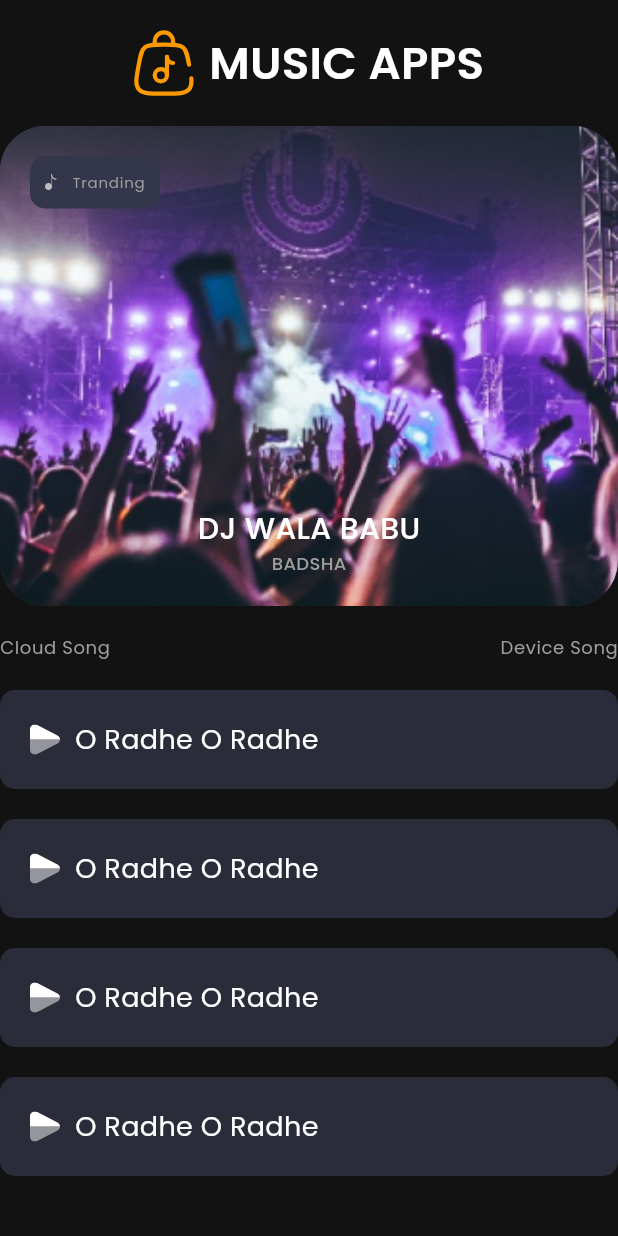
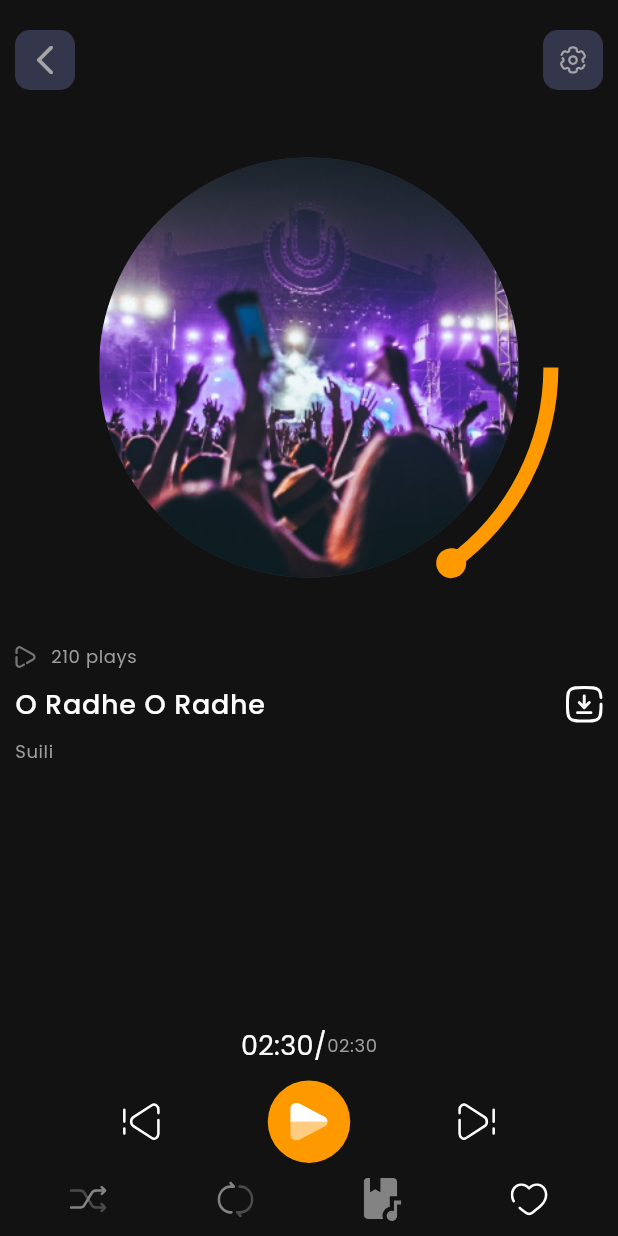
Before and after one commit to BiplobDash/Audio_Player, a Flutter app: the screen it shows after launch, on a phone screen of 412 x 824 dp. Run offline on Flutter 3.47's test engine with Material 3 defaults, Android fonts, the phone set to English and light mode, and no system bars; drawn by our look-alikes of carousel_slider, syncfusion_flutter_gauges; our stand-ins replace flutter_svg.

Commit message:
Song Play Page Completed

```diff
--- /dev/null
+++ b/lib/components/play_song_header_button.dart
@@ -0,0 +1,40 @@
+import 'package:audio_player/config/colors.dart';
+import 'package:flutter/material.dart';
+import 'package:flutter_svg/svg.dart';
+
+class PlaySongeHeaderButton extends StatelessWidget {
+  const PlaySongeHeaderButton({super.key});
+
+  @override
+  Widget build(BuildContext context) {
+    return Row(
+      mainAxisAlignment: MainAxisAlignment.spaceBetween,
+      children: [
+        Container(
+          width: 40,
+          height: 40,
+          padding: const EdgeInsets.all(10),
+          decoration: BoxDecoration(
+            color: divColor,
+            borderRadius: BorderRadius.circular(10),
+          ),
+          child: Center(
+            child: SvgPicture.asset('assets/icons/back_page.svg'),
+          ),
+        ),
+        Container(
+          width: 40,
+          height: 40,
+          padding: const EdgeInsets.all(10),
+          decoration: BoxDecoration(
+            color: divColor,
+            borderRadius: BorderRadius.circular(10),
+          ),
+          child: Center(
+            child: SvgPicture.asset('assets/icons/setting.svg'),
+          ),
+        )
+      ],
+    );
+  }
+}
--- /dev/null
+++ b/lib/components/song_and_volume.dart
@@ -0,0 +1,77 @@
+import 'package:audio_player/config/colors.dart';
+import 'package:flutter/material.dart';
+import 'package:syncfusion_flutter_gauges/gauges.dart';
+
+class SongAndVolume extends StatefulWidget {
+  const SongAndVolume({super.key});
+
+  @override
+  State<SongAndVolume> createState() => _SongAndVolumeState();
+}
+
+class _SongAndVolumeState extends State<SongAndVolume> {
+  var value = 30.0;
+  @override
+  Widget build(BuildContext context) {
+    return SfRadialGauge(
+      animationDuration: 1,
+      enableLoadingAnimation: true,
+      axes: [
+        RadialAxis(
+          useRangeColorForAxis: true,
+          startAngle: 0,
+          endAngle: 180,
+          canRotateLabels: false,
+          interval: 10,
+          isInversed: false,
+          maximum: 100,
+          minimum: 0,
+          showAxisLine: true,
+          showLabels: false,
+          showTicks: false,
+          ranges: [
+            GaugeRange(
+              startValue: 0,
+              endValue: value,
+              color: primaryColor,
+            ),
+          ],
+          pointers: [
+            MarkerPointer(
+              color: primaryColor,
+              value: value,
+              onValueChanged: (valuee) {
+                setState(
+                  () {
+                    value = valuee;
+                  },
+                );
+              },
+              enableAnimation: true,
+              enableDragging: true,
+              markerType: MarkerType.circle,
+              markerWidth: 20,
+              markerHeight: 20,
+            )
+          ],
+          annotations: [
+            GaugeAnnotation(
+              horizontalAlignment: GaugeAlignment.center,
+              widget: Container(
+                width: 280,
+                height: 280,
+                decoration: BoxDecoration(
+                  borderRadius: BorderRadius.circular(1000),
+                  image: const DecorationImage(
+                    image: AssetImage('assets/images/cover.jpg'),
+                  ),
+                  color: divColor,
+                ),
+              ),
+            )
+          ],
+        ),
+      ],
+    );
+  }
+}
--- /dev/null
+++ b/lib/components/song_controller_button.dart
@@ -0,0 +1,57 @@
+import 'package:audio_player/config/colors.dart';
+import 'package:flutter/material.dart';
+import 'package:flutter_svg/svg.dart';
+
+class SongControllerButton extends StatelessWidget {
+  const SongControllerButton({super.key});
+
+  @override
+  Widget build(BuildContext context) {
+    final theme = Theme.of(context);
+    return Column(
+      children: [
+        Row(
+          mainAxisAlignment: MainAxisAlignment.center,
+          children: [
+            const Text('02:30'),
+            const Text('/'),
+            Text(
+              '02:30',
+              style: theme.textTheme.bodySmall,
+            ),
+          ],
+        ),
+        const SizedBox(height: 10,),
+        Row(
+          mainAxisAlignment: MainAxisAlignment.spaceEvenly,
+          children: [
+            SvgPicture.asset('assets/icons/back.svg', width: 25,),
+            Container(
+              width: 55,
+              height: 55,
+              padding: const EdgeInsets.all(10),
+              decoration: BoxDecoration(
+                color: primaryColor,
+                borderRadius: BorderRadius.circular(100)
+              ),
+              child: Center(
+                child: SvgPicture.asset('assets/icons/play.svg', width: 25,),
+              ),
+            ),
+            SvgPicture.asset('assets/icons/next.svg', width: 25,),
+          ],
+        ),
+        const SizedBox(height: 10,),
+        Row(
+          mainAxisAlignment: MainAxisAlignment.spaceAround,
+          children: [
+            SvgPicture.asset('assets/icons/suffle.svg', width: 25,),
+            SvgPicture.asset('assets/icons/repeat.svg', width: 25,),
+            SvgPicture.asset('assets/icons/songbook.svg', width: 25,),
+            SvgPicture.asset('assets/icons/heart.svg', width: 25,),
+          ],
+        )
+      ],
+    );
+  }
+}
--- /dev/null
+++ b/lib/components/song_details.dart
@@ -0,0 +1,51 @@
+import 'package:flutter/material.dart';
+import 'package:flutter_svg/svg.dart';
+
+class SongDetails extends StatelessWidget {
+  const SongDetails({super.key});
+
+  @override
+  Widget build(BuildContext context) {
+    final theme = Theme.of(context);
+    return Column(
+      children: [
+        Row(
+          children: [
+            SvgPicture.asset('assets/icons/play_outline.svg'),
+            const SizedBox(
+              width: 10,
+            ),
+            Text(
+              '210 plays',
+              style: theme.textTheme.bodySmall,
+            ),
+          ],
+        ),
+        const SizedBox(
+          height: 10,
+        ),
+        Row(
+          mainAxisAlignment: MainAxisAlignment.spaceBetween,
+          children: [
+            Text(
+              'O Radhe O Radhe',
+              style: theme.textTheme.bodyLarge,
+            ),
+            SvgPicture.asset('assets/icons/download.svg', width: 25,),
+          ],
+        ),
+        const SizedBox(
+          height: 10,
+        ),
+        Row(
+          children: [
+            Text(
+              'Suili',
+              style: theme.textTheme.bodySmall,
+            ),
+          ],
+        ),
+      ],
+    );
+  }
+}
--- /dev/null
+++ b/lib/components/song_wave.dart
@@ -0,0 +1,10 @@
+import 'package:flutter/material.dart';
+
+class SongWave extends StatelessWidget {
+  const SongWave({super.key});
+
+  @override
+  Widget build(BuildContext context) {
+    return const Icon(Icons.waves_outlined);
+  }
+}
--- a/lib/main.dart
+++ b/lib/main.dart
@@ -1,7 +1,6 @@
 import 'package:audio_player/config/theme.dart';
+import 'package:audio_player/views/play_song_page.dart';
 import 'package:flutter/material.dart';
-
-import 'views/song_page.dart';
 
 void main() {
   runApp(const MyApp());
@@ -15,7 +14,7 @@ class MyApp extends StatelessWidget {
       title: 'Audio Player',
       debugShowCheckedModeBanner: false,
       theme: darkTheme,
-      home: const SongPage(),
+      home: const PlaySongPage(),
     );
   }
 }
--- /dev/null
+++ b/lib/views/play_song_page.dart
@@ -0,0 +1,41 @@
+import 'package:audio_player/components/play_song_header_button.dart';
+import 'package:audio_player/components/song_and_volume.dart';
+import 'package:audio_player/components/song_controller_button.dart';
+import 'package:audio_player/components/song_details.dart';
+import 'package:flutter/material.dart';
+
+class PlaySongPage extends StatelessWidget {
+  const PlaySongPage({super.key});
+
+  @override
+  Widget build(BuildContext context) {
+
+    return const Scaffold(
+      body: SafeArea(
+          child: Padding(
+        padding: EdgeInsets.all(10.0),
+        child: Column(
+          children: [
+            SizedBox(
+              height: 10,
+            ),
+            PlaySongeHeaderButton(),
+            SizedBox(
+              height: 10,
+            ),
+            SongAndVolume(),
+            SizedBox(
+              height: 10,
+            ),
+           SongDetails(),
+           SizedBox(
+              height: 10,
+            ),
+            Spacer(),
+            SongControllerButton(),
+          ],
+        ),
+      )),
+    );
+  }
+}
--- a/pubspec.yaml
+++ b/pubspec.yaml
@@ -12,6 +12,7 @@ dependencies:
   cupertino_icons:
   flutter_svg:
   carousel_slider:
+  syncfusion_flutter_gauges:
 
 dev_dependencies:
   flutter_test:
```
Also changed, not shown: pubspec.lock.
